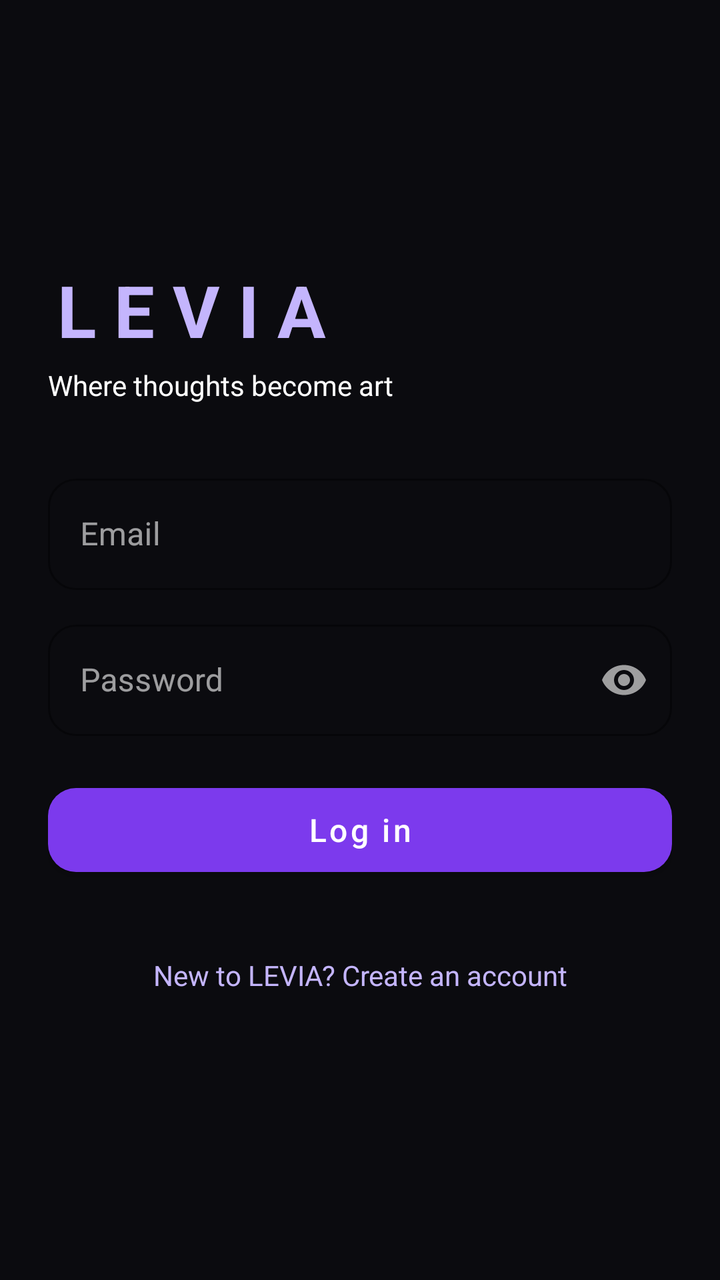
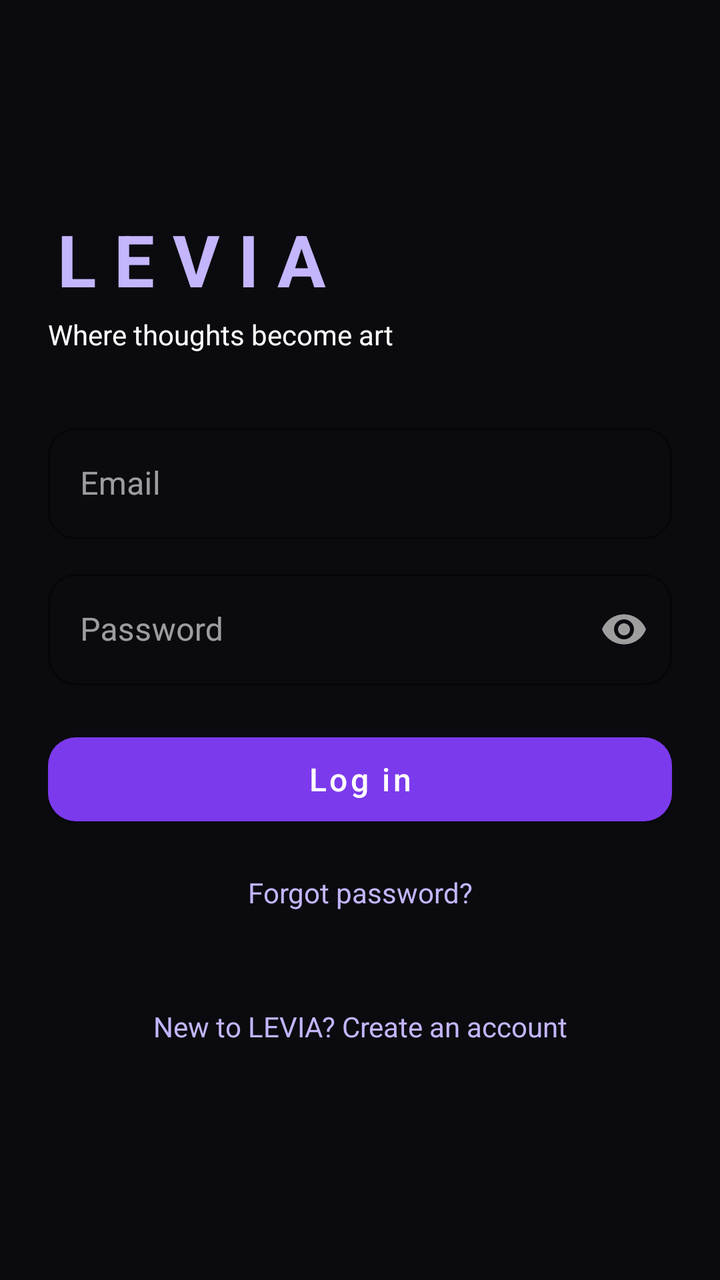

The first picture is an Android layout as it rendered before a commit; the second is the same layout after the commit. The layout source and the unified diff follow.
<!-- AndroidManifest.xml: application theme Theme.Levia -->
<!-- res/layout/activity_login.xml -->
<?xml version="1.0" encoding="utf-8"?>
<ScrollView xmlns:android="http://schemas.android.com/apk/res/android"
    xmlns:app="http://schemas.android.com/apk/res-auto"
    android:layout_width="match_parent"
    android:layout_height="match_parent"
    android:background="@color/levia_black"
    android:fillViewport="true">

    <LinearLayout
        android:layout_width="match_parent"
        android:layout_height="wrap_content"
        android:gravity="center_vertical"
        android:orientation="vertical"
        android:padding="24dp">

        <TextView
            android:layout_width="wrap_content"
            android:layout_height="wrap_content"
            android:letterSpacing="0.25"
            android:text="@string/app_name"
            android:textColor="@color/levia_lavender"
            android:textSize="36sp"
            android:textStyle="bold" />

        <TextView
            android:layout_width="wrap_content"
            android:layout_height="wrap_content"
            android:layout_marginBottom="32dp"
            android:layout_marginTop="4dp"
            android:text="@string/tagline"
            android:textColor="@color/levia_white" />

        <com.google.android.material.textfield.TextInputLayout
            style="@style/LeviaInput"
            android:layout_width="match_parent"
            android:layout_height="wrap_content"
            android:hint="@string/email">

            <com.google.android.material.textfield.TextInputEditText
                android:id="@+id/emailInput"
                android:layout_width="match_parent"
                android:layout_height="wrap_content"
                android:inputType="textEmailAddress" />
        </com.google.android.material.textfield.TextInputLayout>

        <com.google.android.material.textfield.TextInputLayout
            style="@style/LeviaInput"
            android:layout_width="match_parent"
            android:layout_height="wrap_content"
            android:layout_marginTop="12dp"
            android:hint="@string/password"
            app:endIconMode="password_toggle">

            <com.google.android.material.textfield.TextInputEditText
                android:id="@+id/passwordInput"
                android:layout_width="match_parent"
                android:layout_height="wrap_content"
                android:inputType="textPassword" />
        </com.google.android.material.textfield.TextInputLayout>

        <TextView
            android:id="@+id/errorText"
            android:layout_width="match_parent"
            android:layout_height="wrap_content"
            android:layout_marginTop="12dp"
            android:textColor="@color/levia_error"
            android:visibility="gone" />

        <com.google.android.material.button.MaterialButton
            android:id="@+id/loginButton"
            style="@style/LeviaButton"
            android:layout_width="match_parent"
            android:layout_height="wrap_content"
            android:layout_marginTop="20dp"
            android:text="@string/log_in" />

        <ProgressBar
            android:id="@+id/progress"
            android:layout_width="wrap_content"
            android:layout_height="wrap_content"
            android:layout_gravity="center_horizontal"
            android:layout_marginTop="16dp"
            android:visibility="gone" />

        <TextView
            android:id="@+id/goRegister"
            android:layout_width="match_parent"
            android:layout_height="wrap_content"
            android:layout_marginTop="24dp"
            android:gravity="center"
            android:padding="12dp"
            android:text="@string/no_account"
            android:textColor="@color/levia_lavender" />
    </LinearLayout>
</ScrollView>
<!-- resources referenced by this layout -->
<resources>
  <color name="levia_black">#0B0B0F</color>
  <color name="levia_error">#FF6B8A</color>
  <color name="levia_lavender">#C4B5FD</color>
  <color name="levia_white">#FFFFFF</color>
  <string name="app_name">LEVIA</string>
  <string name="email">Email</string>
  <string name="log_in">Log in</string>
  <string name="no_account">New to LEVIA? Create an account</string>
  <string name="password">Password</string>
  <string name="tagline">Where thoughts become art</string>
  <style name="LeviaButton" parent="Widget.MaterialComponents.Button">
          <item name="backgroundTint">@color/levia_violet</item>
          <item name="android:textColor">@color/levia_white</item>
          <item name="cornerRadius">14dp</item>
          <item name="android:minHeight">54dp</item>
          <item name="android:textAllCaps">false</item>
          <item name="android:textSize">16sp</item>
      </style>
  <style name="LeviaInput" parent="Widget.MaterialComponents.TextInputLayout.OutlinedBox">
          <item name="boxStrokeColor">@color/levia_lavender</item>
          <item name="hintTextColor">@color/levia_lavender</item>
          <item name="boxCornerRadiusTopStart">14dp</item>
          <item name="boxCornerRadiusTopEnd">14dp</item>
          <item name="boxCornerRadiusBottomStart">14dp</item>
          <item name="boxCornerRadiusBottomEnd">14dp</item>
      </style>
  <style name="Theme.Levia" parent="Theme.MaterialComponents.NoActionBar">
          <item name="colorPrimary">@color/levia_violet</item>
          <item name="colorPrimaryVariant">@color/levia_dark_purple</item>
          <item name="colorOnPrimary">@color/levia_white</item>
          <item name="colorSecondary">@color/levia_lavender</item>
          <item name="colorOnSecondary">@color/levia_black</item>
          <item name="colorSurface">@color/levia_surface</item>
          <item name="colorOnSurface">@color/levia_white</item>
          <item name="android:windowBackground">@color/levia_black</item>
          <item name="android:statusBarColor">@color/levia_black</item>
          <item name="android:navigationBarColor">@color/levia_black</item>
      </style>
  <color name="levia_violet">#7C3AED</color>
  <color name="levia_dark_purple">#2A1248</color>
  <color name="levia_surface">#16121F</color>
</resources>

<!-- the commit's change to res/layout/activity_login.xml (unified diff, before → after) -->
@@ -83,6 +83,16 @@
             android:visibility="gone" />
 
         <TextView
+            android:id="@+id/goForgot"
+            android:layout_width="match_parent"
+            android:layout_height="wrap_content"
+            android:layout_marginTop="8dp"
+            android:gravity="center"
+            android:padding="12dp"
+            android:text="@string/fp_forgot_link"
+            android:textColor="@color/levia_lavender" />
+
+        <TextView
             android:id="@+id/goRegister"
             android:layout_width="match_parent"
             android:layout_height="wrap_content"
<!-- resource entries referenced after the edit -->
@@ -6,6 +6,7 @@
   <color name="levia_white">#FFFFFF</color>
   <string name="app_name">LEVIA</string>
   <string name="email">Email</string>
+  <string name="fp_forgot_link">Forgot password?</string>
   <string name="log_in">Log in</string>
   <string name="no_account">New to LEVIA? Create an account</string>
   <string name="password">Password</string>
